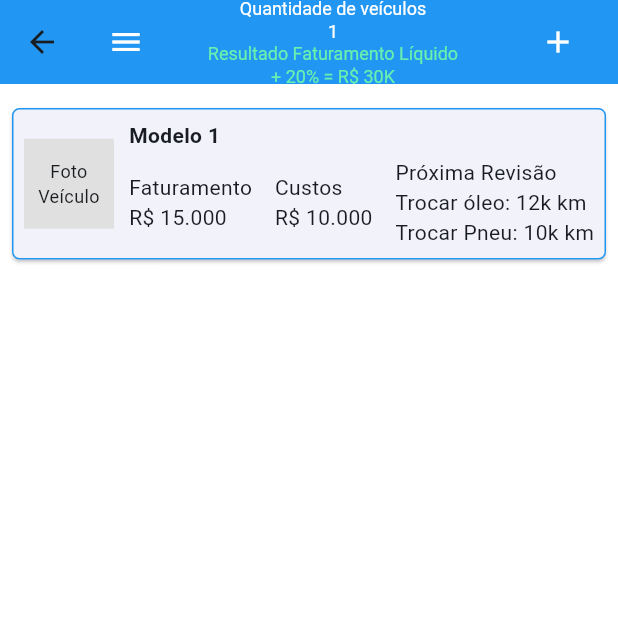
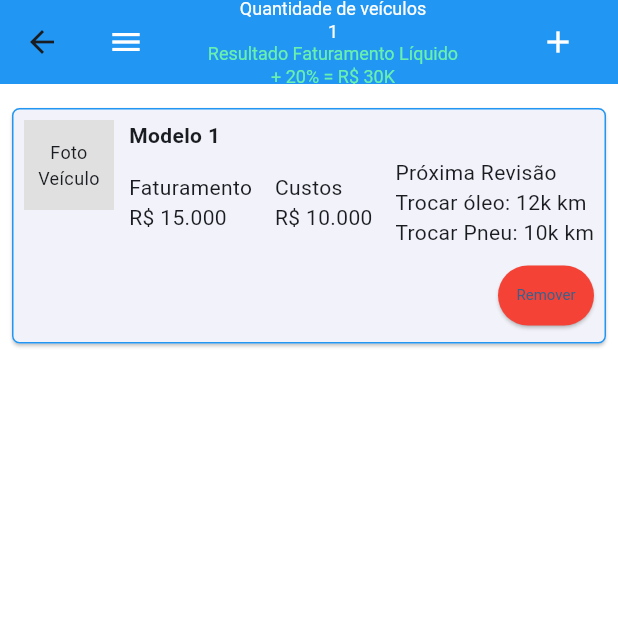
Before and after one commit to JoaoAngelotti-22/trackflow, a Flutter app: the AddVehiclePage screen opened directly, after a tap on the "add" icon, on a phone screen of 412 x 824 dp, the top half of it. Run offline on Flutter 3.47's test engine with Material 3 defaults, Android fonts, the light colour scheme and no system bars.

Commit message:
att_add_vehicle_page

```diff
--- a/projectroot/lib/pages/add_vehicle_page.dart
+++ b/projectroot/lib/pages/add_vehicle_page.dart
@@ -16,6 +16,13 @@ class _AddVehiclePageState extends State<AddVehiclePage> {
   void _addVehicleCard() {
     setState(() {
       vehicleList.add(vehicleList.length + 1);
+    });
+  }
+
+  // Função para remover um veículo da lista
+  void _removeVehicleCard(int vehicleNumber) {
+    setState(() {
+      vehicleList.remove(vehicleNumber);
     });
   }
 
@@ -71,7 +78,10 @@ class _AddVehiclePageState extends State<AddVehiclePage> {
               : ListView.builder(
                   itemCount: vehicleList.length,
                   itemBuilder: (context, index) {
-                    return VehicleCard(vehicleNumber: vehicleList[index]);
+                    return VehicleCard(
+                      vehicleNumber: vehicleList[index],
+                      onRemove: () => _removeVehicleCard(vehicleList[index]),
+                    );
                   },
                 ),
         ),
@@ -83,8 +93,9 @@ class _AddVehiclePageState extends State<AddVehiclePage> {
 // Widget que representa o card de um veículo
 class VehicleCard extends StatelessWidget {
   final int vehicleNumber; // Número do veículo
+  final VoidCallback onRemove; // Função para remover o veículo
 
-  const VehicleCard({required this.vehicleNumber});
+  const VehicleCard({required this.vehicleNumber, required this.onRemove});
 
   @override
   Widget build(BuildContext context) {
@@ -100,6 +111,7 @@ class VehicleCard extends StatelessWidget {
           crossAxisAlignment: CrossAxisAlignment.start,
           children: [
             Row(
+              crossAxisAlignment: CrossAxisAlignment.start,
               children: [
                 // Espaço reservado para a foto do veículo
                 Container(
@@ -129,7 +141,6 @@ class VehicleCard extends StatelessWidget {
                       Row(
                         mainAxisAlignment: MainAxisAlignment.spaceBetween,
                         children: [
-                          // Faturamento fixo
                           Column(
                             crossAxisAlignment: CrossAxisAlignment.start,
                             children: const [
@@ -137,7 +148,6 @@ class VehicleCard extends StatelessWidget {
                               Text('R\$ 15.000'),
                             ],
                           ),
-                          // Custos fixos
                           Column(
                             crossAxisAlignment: CrossAxisAlignment.start,
                             children: const [
@@ -145,7 +155,6 @@ class VehicleCard extends StatelessWidget {
                               Text('R\$ 10.000'),
                             ],
                           ),
-                          // Próximas revisões
                           Column(
                             crossAxisAlignment: CrossAxisAlignment.start,
                             children: const [
@@ -155,6 +164,20 @@ class VehicleCard extends StatelessWidget {
                             ],
                           ),
                         ],
+                      ),
+                      const SizedBox(height: 8),
+                      Align(
+                        alignment: Alignment.centerRight,
+                        child: ElevatedButton(
+                          onPressed: onRemove,
+                          style: ElevatedButton.styleFrom(
+                            backgroundColor: Colors.red,
+                            padding: const EdgeInsets.symmetric(
+                                horizontal: 8, vertical: 4),
+                            textStyle: const TextStyle(fontSize: 10),
+                          ),
+                          child: const Text('Remover'),
+                        ),
                       ),
                     ],
                   ),
```
